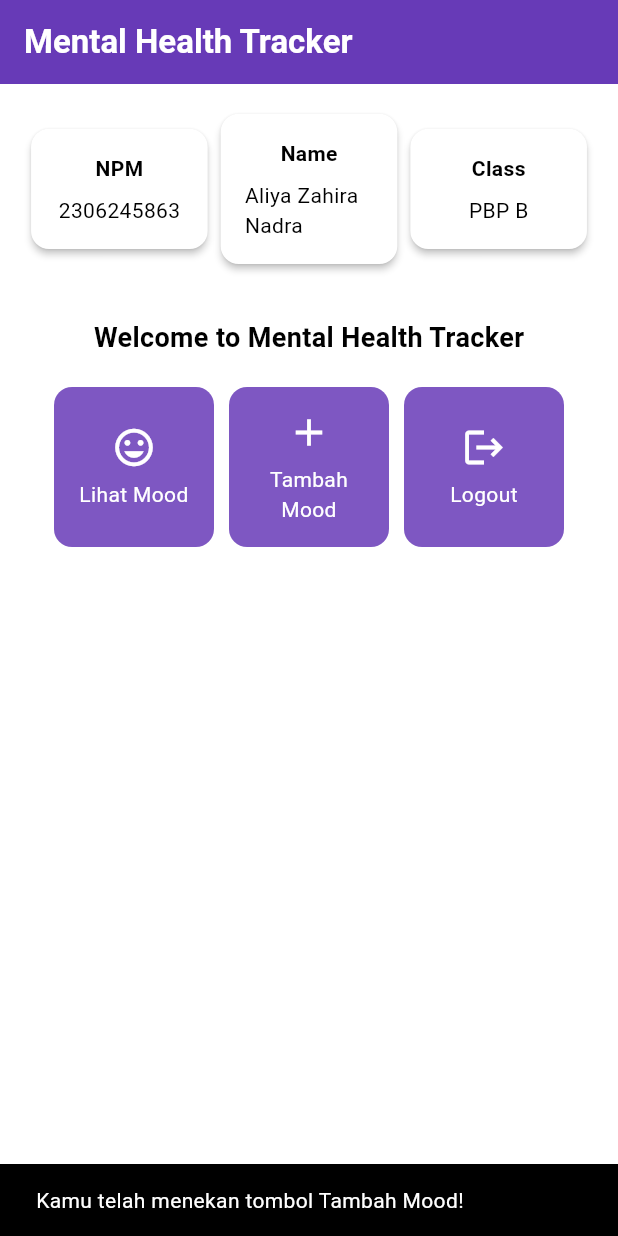
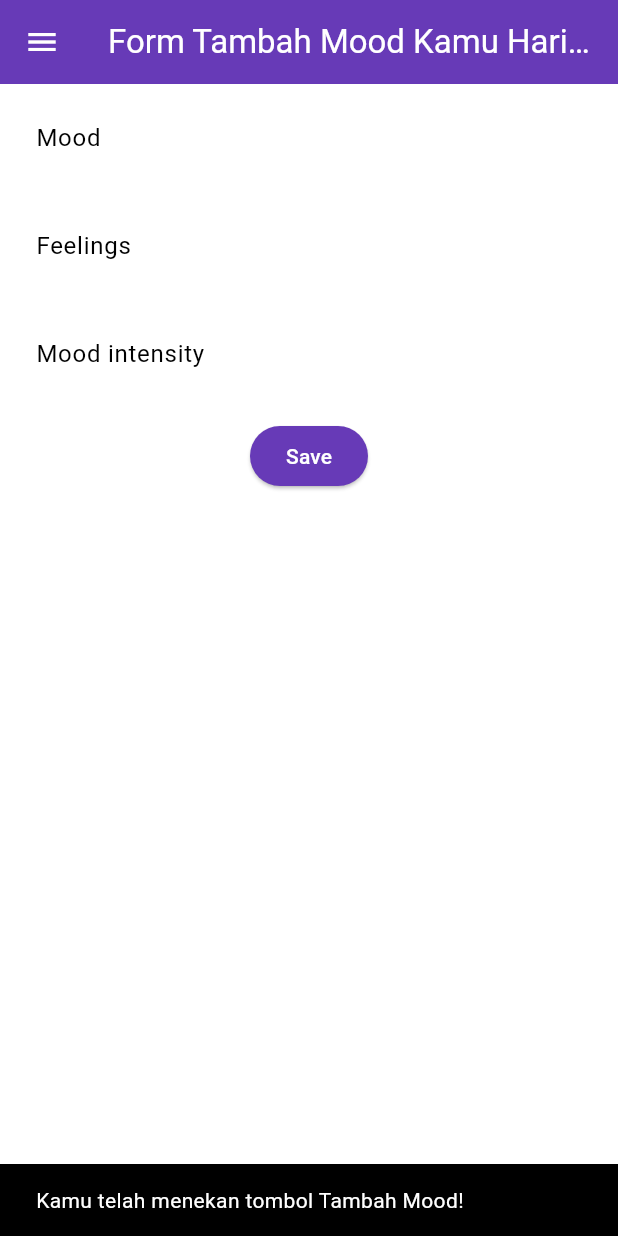
Before and after one commit to lollyyy/mental-health-tracker-mobile, a Flutter app: the screen it shows after launch, after a tap on "Tambah Mood", on a phone screen of 412 x 824 dp. Run offline on Flutter 3.47's test engine with Material 3 defaults, Android fonts, the phone set to English and light mode, and no system bars.

Commit message:
selesai tutorial 7

```diff
--- a/lib/main.dart
+++ b/lib/main.dart
@@ -1,5 +1,5 @@
 import 'package:flutter/material.dart';
-import 'package:mental_health_tracker/menu.dart';
+import 'package:mental_health_tracker/screens/menu.dart';
 
 void main() {
   runApp(const MyApp());
--- a/lib/menu.dart
+++ b/lib/screens/menu.dart
@@ -1,4 +1,6 @@
 import 'package:flutter/material.dart';
+import 'package:mental_health_tracker/widgets/left_drawer.dart';
+import 'package:mental_health_tracker/widgets/mood_card.dart';
 
 
 class MyHomePage extends StatelessWidget {
@@ -20,6 +22,9 @@ class MyHomePage extends StatelessWidget {
     return Scaffold(
       // AppBar adalah bagian atas halaman yang menampilkan judul.
       appBar: AppBar(
+        // Mengganti warna icon drawer menjadi putih
+        iconTheme: const IconThemeData(color: Colors.white),
+
         // Judul aplikasi "Mental Health Tracker" dengan teks putih dan tebal.
         title: const Text(
           'Mental Health Tracker',
@@ -31,6 +36,8 @@ class MyHomePage extends StatelessWidget {
         // Warna latar belakang AppBar diambil dari skema warna tema aplikasi.
         backgroundColor: Theme.of(context).colorScheme.primary,
       ),
+      // Masukkan drawer sebagai parameter nilai drawer dari widget Scaffold
+      drawer: const LeftDrawer(),
       // Body halaman dengan padding di sekelilingnya.
       body: Padding(
         padding: const EdgeInsets.all(16.0),
@@ -126,63 +133,3 @@ class InfoCard extends StatelessWidget {
     );
   }
 }
-
-class ItemHomepage {
-    final String name;
-    final IconData icon;
-
-    ItemHomepage(this.name, this.icon);
-}
-
-class ItemCard extends StatelessWidget {
-  // Menampilkan kartu dengan ikon dan nama.
-
-  final ItemHomepage item;
-
-  const ItemCard(this.item, {super.key});
-
-  @override
-  Widget build(BuildContext context) {
-    return Material(
-      // Menentukan warna latar belakang dari tema aplikasi.
-      color: Theme.of(context).colorScheme.secondary,
-      // Membuat sudut kartu melengkung.
-      borderRadius: BorderRadius.circular(12),
-
-      child: InkWell(
-        // Aksi ketika kartu ditekan.
-        onTap: () {
-          // Menampilkan pesan SnackBar saat kartu ditekan.
-          ScaffoldMessenger.of(context)
-            ..hideCurrentSnackBar()
-            ..showSnackBar(
-              SnackBar(content: Text("Kamu telah menekan tombol ${item.name}!"))
-            );
-        },
-        // Container untuk menyimpan Icon dan Text
-        child: Container(
-          padding: const EdgeInsets.all(8),
-          child: Center(
-            child: Column(
-              // Menyusun ikon dan teks di tengah kartu.
-              mainAxisAlignment: MainAxisAlignment.center,
-              children: [
-                Icon(
-                  item.icon,
-                  color: Colors.white,
-                  size: 30.0,
-                ),
-                const Padding(padding: EdgeInsets.all(3)),
-                Text(
-                  item.name,
-                  textAlign: TextAlign.center,
-                  style: const TextStyle(color: Colors.white),
-                ),
-              ],
-            ),
-          ),
-        ),
-      ),
-    );
-  }
-}
--- /dev/null
+++ b/lib/screens/moodentry_form.dart
@@ -0,0 +1,163 @@
+import 'package:flutter/material.dart';
+import 'package:mental_health_tracker/widgets/left_drawer.dart';
+
+class MoodEntryFormPage extends StatefulWidget {
+  const MoodEntryFormPage({super.key});
+
+  @override
+  State<MoodEntryFormPage> createState() => _MoodEntryFormPageState();
+}
+
+class _MoodEntryFormPageState extends State<MoodEntryFormPage> {
+  final _formKey = GlobalKey<FormState>();
+  String _mood = "";
+	String _feelings = "";
+	int _moodIntensity = 0;
+
+  @override
+  Widget build(BuildContext context) {
+    return Scaffold(
+      appBar: AppBar(
+        title: const Center(
+          child: Text(
+            'Form Tambah Mood Kamu Hari ini',
+          ),
+        ),
+        backgroundColor: Theme.of(context).colorScheme.primary,
+        foregroundColor: Colors.white,
+      ),
+      drawer: const LeftDrawer(),
+      body: Form(
+        key: _formKey,
+        child: SingleChildScrollView(
+                child: Column(
+                  crossAxisAlignment: CrossAxisAlignment.start,
+                  children: [
+                    Padding(
+                      padding: const EdgeInsets.all(8.0),
+                      child: TextFormField(
+                        decoration: InputDecoration(
+                          hintText: "Mood",
+                          labelText: "Mood",
+                          border: OutlineInputBorder(
+                            borderRadius: BorderRadius.circular(5.0),
+                          ),
+                        ),
+                        onChanged: (String? value) {
+                          setState(() {
+                            _mood = value!;
+                          });
+                        },
+                        validator: (String? value) {
+                          if (value == null || value.isEmpty) {
+                            return "Mood tidak boleh kosong!";
+                          }
+                          return null;
+                        },
+                      ),
+                    ),
+                    Padding(
+                      padding: const EdgeInsets.all(8.0),
+                      child: TextFormField(
+                        decoration: InputDecoration(
+                          hintText: "Feelings",
+                          labelText: "Feelings",
+                          border: OutlineInputBorder(
+                            borderRadius: BorderRadius.circular(5.0),
+                          ),
+                        ),
+                        onChanged: (String? value) {
+                          setState(() {
+                            _feelings = value!;
+                          });
+                        },
+                        validator: (String? value) {
+                          if (value == null || value.isEmpty) {
+                            return "Feelings tidak boleh kosong!";
+                          }
+                          return null;
+                        },
+                      ),
+                    ),
+                    Padding(
+                      padding: const EdgeInsets.all(8.0),
+                      child: TextFormField(
+                        decoration: InputDecoration(
+                          hintText: "Mood intensity",
+                          labelText: "Mood intensity",
+                          border: OutlineInputBorder(
+                            borderRadius: BorderRadius.circular(5.0),
+                          ),
+                        ),
+                        onChanged: (String? value) {
+                          setState(() {
+                            _moodIntensity = int.tryParse(value!) ?? 0;
+                          });
+                        },
+                        validator: (String? value) {
+                          if (value == null || value.isEmpty) {
+                            return "Mood intensity tidak boleh kosong!";
+                          }
+                          if (int.tryParse(value) == null) {
+                            return "Mood intensity harus berupa angka!";
+                          }
+                          return null;
+                        },
+                      ),
+                    ),
+                    Align(
+                      alignment: Alignment.bottomCenter,
+                      child: Padding(
+                        padding: const EdgeInsets.all(8.0),
+                        // here
+                        child: ElevatedButton(
+                          style: ButtonStyle(
+                            backgroundColor: MaterialStateProperty.all(
+                                Theme.of(context).colorScheme.primary),
+                          ),
+                          onPressed: () {
+                            if (_formKey.currentState!.validate()) {
+                              showDialog(
+                                context: context,
+                                builder: (context) {
+                                  return AlertDialog(
+                                    title: const Text('Mood berhasil tersimpan'),
+                                    content: SingleChildScrollView(
+                                      child: Column(
+                                        crossAxisAlignment: CrossAxisAlignment.start,
+                                        children: [
+                                          Text('Mood: $_mood'),
+                                          Text('Feelings: $_feelings'),
+                                          Text('Mood Intensity: $_moodIntensity'),
+                                        ],
+                                      ),
+                                    ),
+                                    actions: [
+                                      TextButton(
+                                        child: const Text('OK'),
+                                        onPressed: () {
+                                          Navigator.pop(context);
+                                          _formKey.currentState!.reset();
+                                        },
+                                      ),
+                                    ],
+                                  );
+                                },
+                              );
+                            }
+                          },
+                          child: const Text(
+                            "Save",
+                            style: TextStyle(color: Colors.white),
+                          ),
+                        ),
+                      ),
+                    ),
+
+                  ],
+                ),
+        ),
+      ),
+    );
+  }
+}
--- /dev/null
+++ b/lib/widgets/left_drawer.dart
@@ -0,0 +1,73 @@
+import 'package:flutter/material.dart';
+import 'package:mental_health_tracker/screens/menu.dart';
+import 'package:mental_health_tracker/screens/moodentry_form.dart';
+
+
+class LeftDrawer extends StatelessWidget {
+  const LeftDrawer({super.key});
+
+  @override
+  Widget build(BuildContext context) {
+    return Drawer(
+      child: ListView(
+        children: [
+          DrawerHeader(
+            // Bagian drawer header
+            decoration: BoxDecoration(
+              color: Theme.of(context).colorScheme.primary,
+            ),
+            child: const Column(
+              children: [
+                Text(
+                  'Mental Health Tracker',
+                  textAlign: TextAlign.center,
+                  style: TextStyle(
+                    fontSize: 24,
+                    fontWeight: FontWeight.bold,
+                    color: Colors.white,
+                  ),
+                ),
+                Padding(padding: EdgeInsets.all(8)),
+                Text(
+                  "Ayo jaga kesehatan mentalmu setiap hari disini!",
+                  textAlign: TextAlign.center,
+                  style: const TextStyle(
+                    fontSize: 15,
+                    color: Colors.white,
+                    fontWeight: FontWeight.normal,
+                  ),
+                ),
+              ],
+            ),
+          ),
+            // Bagian routing
+            ListTile(
+              leading: const Icon(Icons.home_outlined),
+              title: const Text('Halaman Utama'),
+              // Bagian redirection ke MyHomePage
+              onTap: () {
+                Navigator.pushReplacement(
+                    context,
+                    MaterialPageRoute(
+                      builder: (context) => MyHomePage(),
+                    ));
+              },
+            ),
+            ListTile(
+              leading: const Icon(Icons.mood),
+              title: const Text('Tambah Mood'),
+              // Bagian redirection ke MoodEntryFormPage
+              onTap: () {
+                Navigator.push(
+                  context,
+                  MaterialPageRoute(
+                    builder: (context) => const MoodEntryFormPage(),
+                  ),
+                );
+              },
+            ),
+        ],
+      ),
+    );
+  }
+}
--- /dev/null
+++ b/lib/widgets/mood_card.dart
@@ -0,0 +1,68 @@
+import 'package:flutter/material.dart';
+import 'package:mental_health_tracker/screens/moodentry_form.dart';
+
+class ItemHomepage {
+    final String name;
+    final IconData icon;
+
+    ItemHomepage(this.name, this.icon);
+}
+
+class ItemCard extends StatelessWidget {
+  // Menampilkan kartu dengan ikon dan nama.
+
+  final ItemHomepage item;
+
+  const ItemCard(this.item, {super.key});
+
+  @override
+  Widget build(BuildContext context) {
+    return Material(
+      // Menentukan warna latar belakang dari tema aplikasi.
+      color: Theme.of(context).colorScheme.secondary,
+      // Membuat sudut kartu melengkung.
+      borderRadius: BorderRadius.circular(12),
+
+      child: InkWell(
+        // Aksi ketika kartu ditekan.
+        // Area responsif terhadap sentuhan
+        onTap: () {
+          // Memunculkan SnackBar ketika diklik
+          ScaffoldMessenger.of(context)
+            ..hideCurrentSnackBar()
+            ..showSnackBar(SnackBar(
+                content: Text("Kamu telah menekan tombol ${item.name}!")));
+
+          // Navigate ke route yang sesuai (tergantung jenis tombol)
+          if (item.name == "Tambah Mood") {
+            Navigator.push(context,
+                MaterialPageRoute(builder: (context) => const MoodEntryFormPage()));
+        }
+        },
+        // Container untuk menyimpan Icon dan Text
+        child: Container(
+          padding: const EdgeInsets.all(8),
+          child: Center(
+            child: Column(
+              // Menyusun ikon dan teks di tengah kartu.
+              mainAxisAlignment: MainAxisAlignment.center,
+              children: [
+                Icon(
+                  item.icon,
+                  color: Colors.white,
+                  size: 30.0,
+                ),
+                const Padding(padding: EdgeInsets.all(3)),
+                Text(
+                  item.name,
+                  textAlign: TextAlign.center,
+                  style: const TextStyle(color: Colors.white),
+                ),
+              ],
+            ),
+          ),
+        ),
+      ),
+    );
+  }
+}
```
